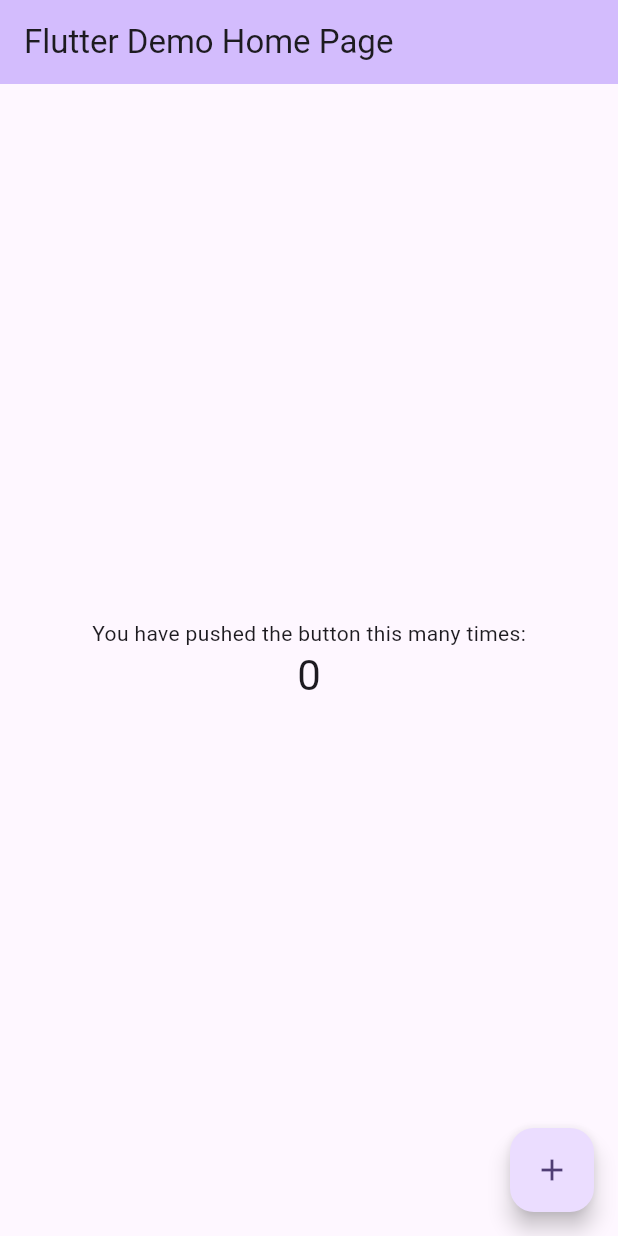
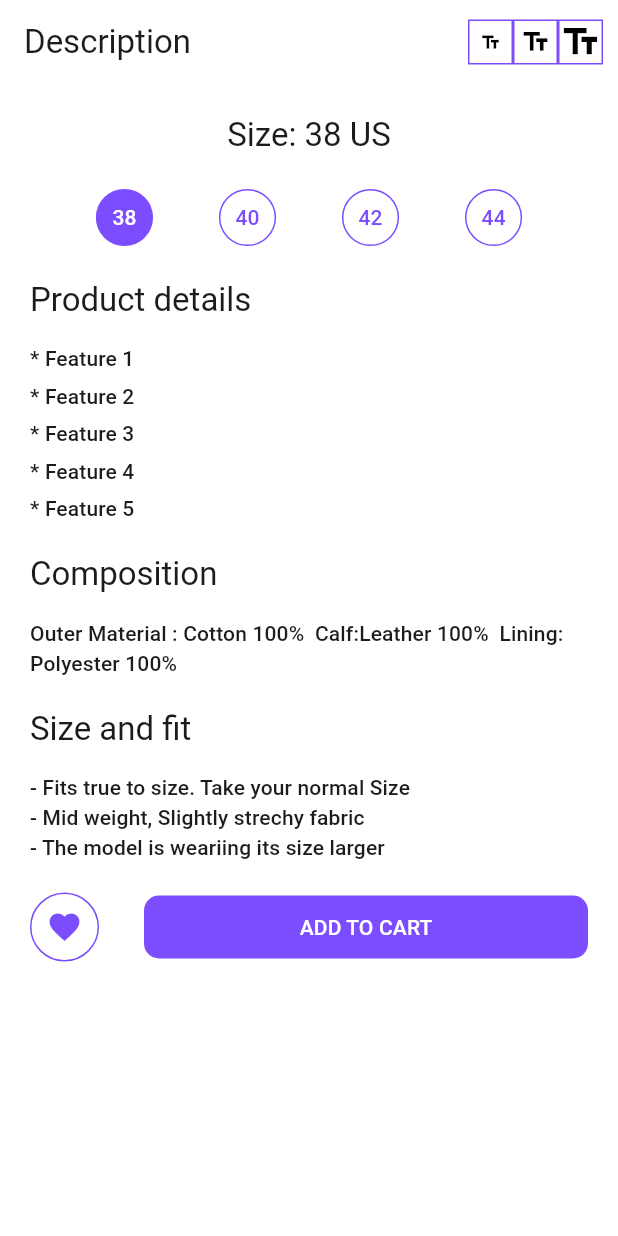
Before and after one commit to Mirzaazmath/font_scaler, a Flutter app: the screen it shows after launch, on a phone screen of 412 x 824 dp. Run offline on Flutter 3.47's test engine with Material 3 defaults, Android fonts, the phone set to English and light mode, and no system bars.

Commit message:
added ui in example

```diff
--- /dev/null
+++ b/example/lib/home_screen.dart
@@ -0,0 +1,179 @@
+import 'package:flutter/material.dart';
+import 'package:font_scaler/font_scaler.dart';
+
+class HomeScreen extends StatelessWidget {
+  const HomeScreen({super.key});
+
+  @override
+  Widget build(BuildContext context) {
+    final textTheme = Theme.of(context).textTheme;
+    final primaryColor = Colors.deepPurpleAccent;
+    return Scaffold(
+      backgroundColor: Colors.white,
+      appBar: AppBar(
+        backgroundColor: Colors.white,
+        title: Text("Description"),
+        actions: [
+          Row(
+            children: [
+              GestureDetector(
+                onTap: () {
+                  FontScalerProvider.of(context).updateFontScale(FontScale.micro);
+                },
+                child: Container(
+                  height: 30,
+                  width: 30,
+                  decoration: BoxDecoration(
+                    color: Colors.white,
+                    border: Border.all(color: primaryColor),
+                  ),
+                  child: Icon(
+                    Icons.text_fields_outlined,
+                    size: 14,
+                    color: Colors.black,
+                  ),
+                ),
+              ),
+              GestureDetector(
+                onTap: () {
+                  FontScalerProvider.of(context).updateFontScale(FontScale.fDefault);
+                },
+                child: Container(
+                  height: 30,
+                  width: 30,
+                  decoration: BoxDecoration(
+                    color: Colors.white,
+                    border: Border.all(color: primaryColor),
+                  ),
+                  child: Icon(
+                    Icons.text_fields_outlined,
+                    size: 20,
+                    color: Colors.black,
+                  ),
+                ),
+              ),
+              GestureDetector(
+                onTap: () {
+                  FontScalerProvider.of(context).updateFontScale(FontScale.ultraXL);
+                },
+                child: Container(
+                  height: 30,
+                  width: 30,
+                  decoration: BoxDecoration(
+                    color: Colors.white,
+                    border: Border.all(color: primaryColor),
+                  ),
+                  child: Icon(
+                    Icons.text_fields_outlined,
+                    size: 28,
+                    color: Colors.black,
+                  ),
+                ),
+              ),
+            ],
+          ),
+          SizedBox(width: 10),
+        ],
+      ),
+      body: SingleChildScrollView(
+        padding: EdgeInsets.all(20),
+        child: Column(
+          crossAxisAlignment: CrossAxisAlignment.start,
+          children: [
+            Center(child: Text("Size: 38 US", style: textTheme.titleLarge)),
+            SizedBox(height: 20),
+            Row(
+              mainAxisAlignment: MainAxisAlignment.spaceEvenly,
+              children: [
+                for (int i = 0; i < sizeList.length; i++) ...[
+                  Container(
+                    padding: EdgeInsets.all(10),
+                    decoration: BoxDecoration(
+                      border: Border.all(color: primaryColor),
+                      shape: BoxShape.circle,
+                      color: i == 0 ? primaryColor : Colors.white,
+                    ),
+                    child: Text(
+                      sizeList[i].toString(),
+                      style: textTheme.labelLarge?.copyWith(
+                        color: i == 0 ? Colors.white : primaryColor,
+                      ),
+                    ),
+                  ),
+                ],
+              ],
+            ),
+            SizedBox(height: 20),
+            Text("Product details", style: textTheme.titleLarge),
+            SizedBox(height: 15),
+            Text("* Feature 1", style: textTheme.titleSmall),
+            SizedBox(height: 5),
+            Text("* Feature 2", style: textTheme.titleSmall),
+            SizedBox(height: 5),
+            Text("* Feature 3", style: textTheme.titleSmall),
+            SizedBox(height: 5),
+            Text("* Feature 4", style: textTheme.titleSmall),
+            SizedBox(height: 5),
+            Text("* Feature 5", style: textTheme.titleSmall),
+            SizedBox(height: 20),
+            Text("Composition", style: textTheme.titleLarge),
+            SizedBox(height: 15),
+            Text(
+              "Outer Material : Cotton 100%  Calf:Leather 100%  Lining: Polyester 100%",
+              style: textTheme.titleSmall,
+            ),
+            SizedBox(height: 20),
+            Text("Size and fit", style: textTheme.titleLarge),
+            SizedBox(height: 15),
+            Text(
+              "- Fits true to size. Take your normal Size",
+              style: textTheme.titleSmall,
+            ),
+            Text(
+              "- Mid weight, Slightly strechy fabric",
+              style: textTheme.titleSmall,
+            ),
+            Text(
+              "- The model is weariing its size larger",
+              style: textTheme.titleSmall,
+            ),
+            SizedBox(height: 20),
+            Row(
+              children: [
+                Container(
+                  padding: EdgeInsets.all(10),
+                  decoration: BoxDecoration(
+                    border: Border.all(color: primaryColor),
+                    shape: BoxShape.circle,
+                    color: Colors.white,
+                  ),
+                  child: Icon(Icons.favorite, color: primaryColor),
+                ),
+                SizedBox(width: 30),
+                Expanded(
+                  child: Container(
+                    padding: EdgeInsets.all(10),
+                    decoration: BoxDecoration(
+                      border: Border.all(color: primaryColor),
+                      borderRadius: BorderRadius.circular(10),
+                      color: primaryColor,
+                    ),
+                    alignment: Alignment.center,
+                    child: Text(
+                      "ADD TO CART",
+                      style: textTheme.labelLarge?.copyWith(
+                        color: Colors.white,
+                      ),
+                    ),
+                  ),
+                ),
+              ],
+            ),
+          ],
+        ),
+      ),
+    );
+  }
+}
+
+List<int> sizeList = [38, 40, 42, 44];
--- a/example/lib/main.dart
+++ b/example/lib/main.dart
@@ -1,122 +1,15 @@
+import 'package:example/home_screen.dart';
 import 'package:flutter/material.dart';
-
-void main() {
-  runApp(const MyApp());
+void main(){
+  runApp(MyApp());
 }
-
 class MyApp extends StatelessWidget {
   const MyApp({super.key});
 
-  // This widget is the root of your application.
   @override
   Widget build(BuildContext context) {
     return MaterialApp(
-      title: 'Flutter Demo',
-      theme: ThemeData(
-        // This is the theme of your application.
-        //
-        // TRY THIS: Try running your application with "flutter run". You'll see
-        // the application has a purple toolbar. Then, without quitting the app,
-        // try changing the seedColor in the colorScheme below to Colors.green
-        // and then invoke "hot reload" (save your changes or press the "hot
-        // reload" button in a Flutter-supported IDE, or press "r" if you used
-        // the command line to start the app).
-        //
-        // Notice that the counter didn't reset back to zero; the application
-        // state is not lost during the reload. To reset the state, use hot
-        // restart instead.
-        //
-        // This works for code too, not just values: Most code changes can be
-        // tested with just a hot reload.
-        colorScheme: ColorScheme.fromSeed(seedColor: Colors.deepPurple),
-      ),
-      home: const MyHomePage(title: 'Flutter Demo Home Page'),
+      home: HomeScreen(),
     );
   }
 }
-
-class MyHomePage extends StatefulWidget {
-  const MyHomePage({super.key, required this.title});
-
-  // This widget is the home page of your application. It is stateful, meaning
-  // that it has a State object (defined below) that contains fields that affect
-  // how it looks.
-
-  // This class is the configuration for the state. It holds the values (in this
-  // case the title) provided by the parent (in this case the App widget) and
-  // used by the build method of the State. Fields in a Widget subclass are
-  // always marked "final".
-
-  final String title;
-
-  @override
-  State<MyHomePage> createState() => _MyHomePageState();
-}
-
-class _MyHomePageState extends State<MyHomePage> {
-  int _counter = 0;
-
-  void _incrementCounter() {
-    setState(() {
-      // This call to setState tells the Flutter framework that something has
-      // changed in this State, which causes it to rerun the build method below
-      // so that the display can reflect the updated values. If we changed
-      // _counter without calling setState(), then the build method would not be
-      // called again, and so nothing would appear to happen.
-      _counter++;
-    });
-  }
-
-  @override
-  Widget build(BuildContext context) {
-    // This method is rerun every time setState is called, for instance as done
-    // by the _incrementCounter method above.
-    //
-    // The Flutter framework has been optimized to make rerunning build methods
-    // fast, so that you can just rebuild anything that needs updating rather
-    // than having to individually change instances of widgets.
-    return Scaffold(
-      appBar: AppBar(
-        // TRY THIS: Try changing the color here to a specific color (to
-        // Colors.amber, perhaps?) and trigger a hot reload to see the AppBar
-        // change color while the other colors stay the same.
-        backgroundColor: Theme.of(context).colorScheme.inversePrimary,
-        // Here we take the value from the MyHomePage object that was created by
-        // the App.build method, and use it to set our appbar title.
-        title: Text(widget.title),
-      ),
-      body: Center(
-        // Center is a layout widget. It takes a single child and positions it
-        // in the middle of the parent.
-        child: Column(
-          // Column is also a layout widget. It takes a list of children and
-          // arranges them vertically. By default, it sizes itself to fit its
-          // children horizontally, and tries to be as tall as its parent.
-          //
-          // Column has various properties to control how it sizes itself and
-          // how it positions its children. Here we use mainAxisAlignment to
-          // center the children vertically; the main axis here is the vertical
-          // axis because Columns are vertical (the cross axis would be
-          // horizontal).
-          //
-          // TRY THIS: Invoke "debug painting" (choose the "Toggle Debug Paint"
-          // action in the IDE, or press "p" in the console), to see the
-          // wireframe for each widget.
-          mainAxisAlignment: MainAxisAlignment.center,
-          children: <Widget>[
-            const Text('You have pushed the button this many times:'),
-            Text(
-              '$_counter',
-              style: Theme.of(context).textTheme.headlineMedium,
-            ),
-          ],
-        ),
-      ),
-      floatingActionButton: FloatingActionButton(
-        onPressed: _incrementCounter,
-        tooltip: 'Increment',
-        child: const Icon(Icons.add),
-      ), // This trailing comma makes auto-formatting nicer for build methods.
-    );
-  }
-}
```
Also changed, not shown: example/pubspec.yaml (+11 -65 lines), example/pubspec.lock.
